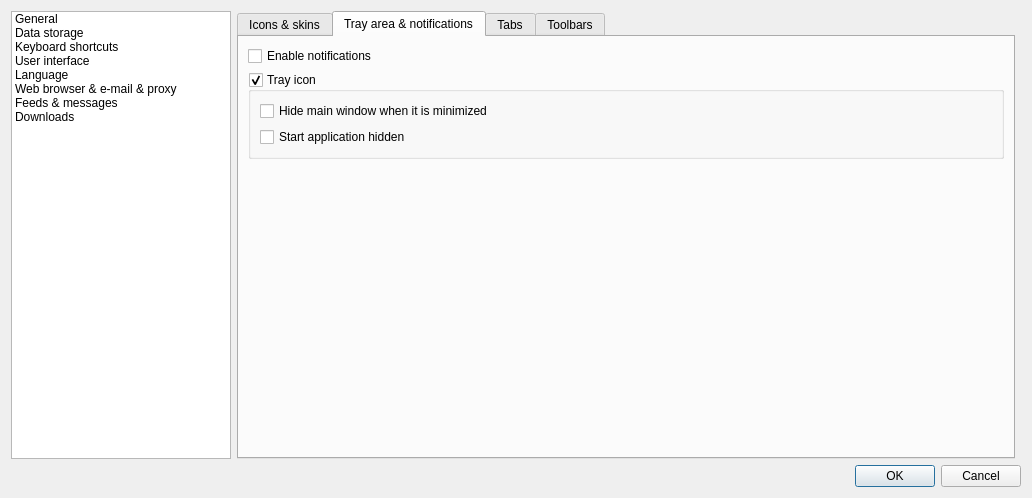
The window that src/gui/dialogs/formsettings.ui (martinrotter/rssguard) describes before a commit, drawn with Qt 5.
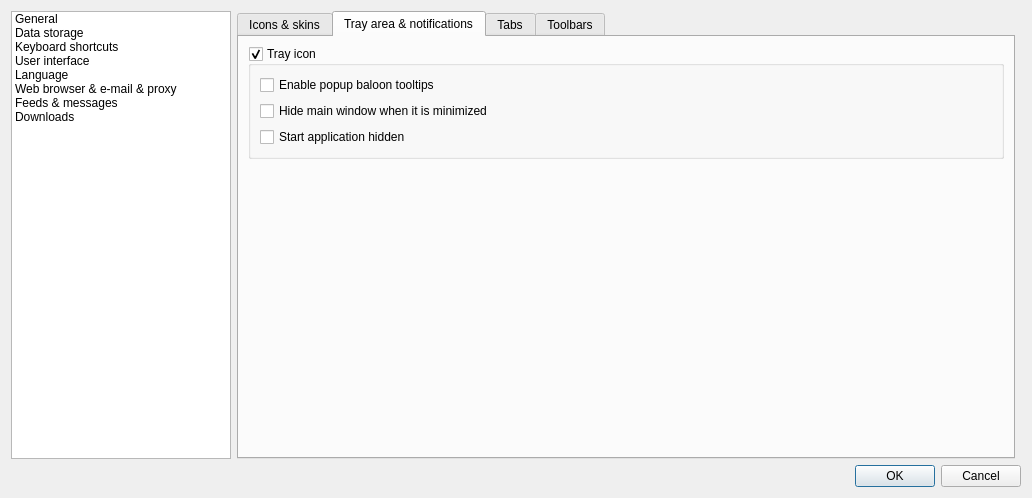
The same window after the commit. The open tabs and pages were chosen to show the change. Custom widgets are drawn as their Qt base class.

Diff of the .ui file:
```diff
--- a/src/gui/dialogs/formsettings.ui
+++ b/src/gui/dialogs/formsettings.ui
@@ -88,7 +88,7 @@
    <item row="0" column="1">
     <widget class="QStackedWidget" name="m_stackedSettings">
      <property name="currentIndex">
-      <number>0</number>
+      <number>3</number>
      </property>
      <widget class="QWidget" name="m_pageGeneral">
       <layout class="QFormLayout" name="formLayout_5">
@@ -606,13 +606,6 @@
            <string>Tray area &amp;&amp; notifications</string>
           </attribute>
           <layout class="QFormLayout" name="formLayout_3">
-           <item row="0" column="0">
-            <widget class="QCheckBox" name="m_checkEnableNotifications">
-             <property name="text">
-              <string>Enable notifications</string>
-             </property>
-            </widget>
-           </item>
            <item row="2" column="0" colspan="2">
             <widget class="QGroupBox" name="m_grpTray">
              <property name="title">
@@ -625,20 +618,27 @@
               <property name="fieldGrowthPolicy">
                <enum>QFormLayout::ExpandingFieldsGrow</enum>
               </property>
-              <item row="0" column="0">
+              <item row="1" column="0">
                <widget class="QCheckBox" name="m_checkHideWhenMinimized">
                 <property name="text">
                  <string>Hide main window when it is minimized</string>
                 </property>
                </widget>
               </item>
-              <item row="1" column="0" colspan="2">
+              <item row="2" column="0" colspan="2">
                <widget class="QCheckBox" name="m_checkHidden">
                 <property name="text">
                  <string>Start application hidden</string>
                 </property>
                </widget>
               </item>
+              <item row="0" column="0">
+               <widget class="QCheckBox" name="m_checkEnableNotifications">
+                <property name="text">
+                 <string>Enable popup baloon tooltips</string>
+                </property>
+               </widget>
+              </item>
              </layout>
             </widget>
            </item>
```
